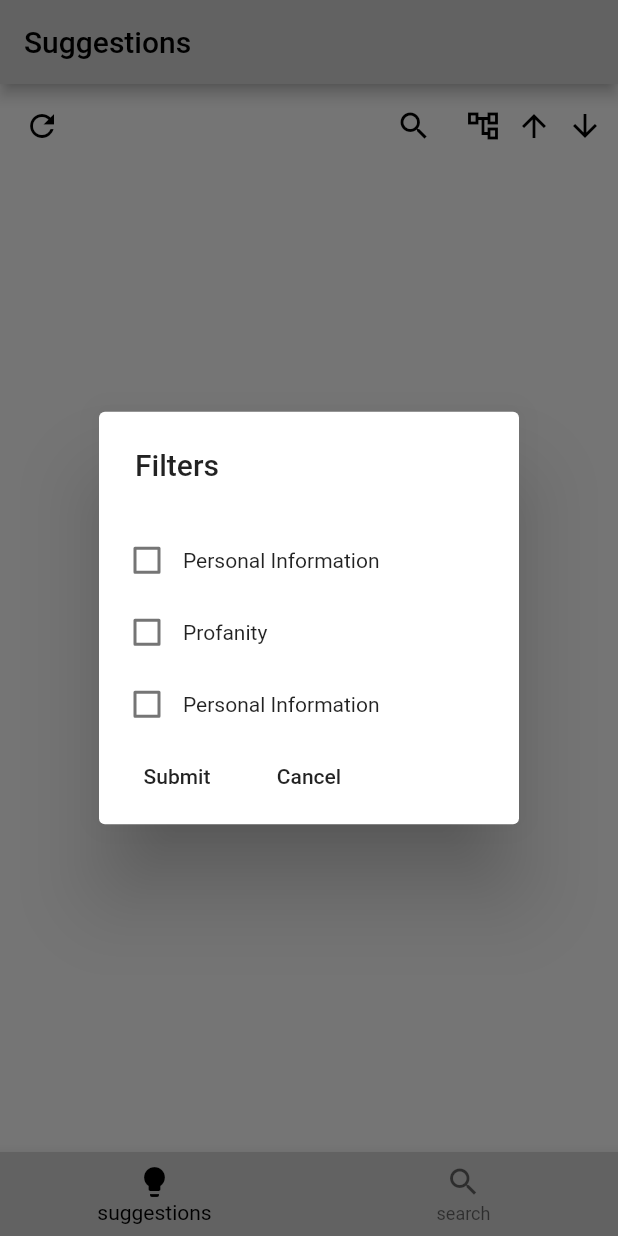
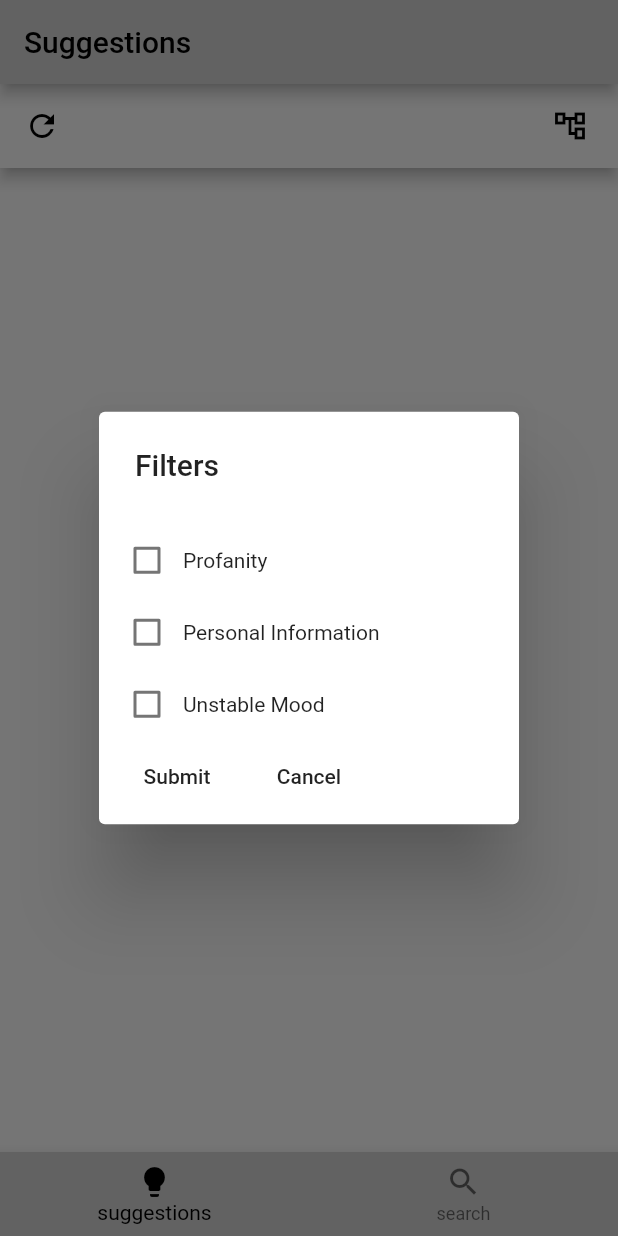
Before and after one commit to choikh0423/yhack2022, a Flutter app: the screen it shows after launch, after a tap on the "account tree" icon, on a phone screen of 412 x 824 dp. Run offline on Flutter 3.47's test engine with Material 2 defaults, Android fonts, the light colour scheme and no system bars; our stand-ins replace cloud_firestore, firebase_analytics, firebase_core; accounts and stored records are empty.

Commit message:
Final UI

```diff
--- a/yhack2022/lib/main.dart
+++ b/yhack2022/lib/main.dart
@@ -35,7 +35,7 @@ class _homepageState extends State<homepage> {
 
   static const List<Widget> _appBarTitle = <Widget>[
     Text('Suggestions', style: (TextStyle(color: Colors.black))),
-    Text('Search',style: (TextStyle(color: Colors.black)))
+    Text('Search', style: (TextStyle(color: Colors.black)))
   ];
 
   void _onItemTapped(int index) {
@@ -63,7 +63,10 @@ class _homepageState extends State<homepage> {
             danger: <String>[],
             layered: false,
           ),
-          search()
+          search(
+            danger: <String>[],
+            layered: false,
+          )
         ],
       ),
       bottomNavigationBar: Container(
@@ -75,7 +78,8 @@ class _homepageState extends State<homepage> {
           items: <BottomNavigationBarItem>[
             BottomNavigationBarItem(
                 backgroundColor: Palette.activeColor,
-                icon: Icon(Icons.lightbulb), label: "suggestions"),
+                icon: Icon(Icons.lightbulb),
+                label: "suggestions"),
             BottomNavigationBarItem(icon: Icon(Icons.search), label: "search"),
           ],
           currentIndex: _selectedIndex,
--- a/yhack2022/lib/search.dart
+++ b/yhack2022/lib/search.dart
@@ -1,5 +1,12 @@
 import 'package:flutter/cupertino.dart';
 import 'package:flutter/material.dart';
+import 'package:cloud_firestore/cloud_firestore.dart';
+import 'package:intl/intl.dart';
+import 'package:url_launcher/url_launcher.dart';
+
+final bool? checked = false;
+final bool? checked2 = false;
+final bool? checked3 = false;
 
 class SearchPage extends StatelessWidget {
   const SearchPage({Key? key}) : super(key: key);
@@ -18,9 +25,15 @@ class SearchPage extends StatelessWidget {
             child: Center(
               child: TextField(
                 decoration: InputDecoration(
-                prefixIcon: Icon(Icons.search,color: Colors.black,),
+                    prefixIcon: Icon(
+                      Icons.search,
+                      color: Colors.black,
+                    ),
                     suffixIcon: IconButton(
-                  icon: Icon(Icons.clear,color: Colors.black,),
+                      icon: Icon(
+                        Icons.clear,
+                        color: Colors.black,
+                      ),
                       onPressed: () {
                         /* Clear the search field */
                       },
@@ -35,7 +48,12 @@ class SearchPage extends StatelessWidget {
 }
 
 class search extends StatefulWidget {
-  const search({Key? key}) : super(key: key);
+  search({Key? key, required this.danger, required this.layered})
+      : super(key: key);
+
+  final List<String> danger;
+  final bool layered;
+  bool is_descending = false;
 
   @override
   State<search> createState() => _searchState();
@@ -46,47 +64,131 @@ class _searchState extends State<search> {
   TextEditingController _textFieldController = TextEditingController();
   int _currentRoute = 0;
 
+  appbarPresence(layered) {
+    if (layered == false) {
+      return AppBar(
+          backgroundColor: Colors.white,
+          leading: GestureDetector(
+            onTap: () {
+              setState(() {});
+            },
+            child: Icon(Icons.refresh, color: Colors.black),
+          ),
+          actions: <Widget>[
+            IconButton(
+                onPressed: () => Navigator.of(context)
+                    .push(MaterialPageRoute(builder: (_) => SearchPage())),
+                icon: Icon(
+                  Icons.search,
+                  color: Colors.black,
+                )),
+            SizedBox(width: 10.0),
+            GestureDetector(
+                onTap: () {
+                  _Filter(context, checked, checked2, checked3);
+                },
+                child: Icon(Icons.account_tree_outlined, color: Colors.black)),
+            SizedBox(width: 10.0),
+            GestureDetector(
+                onTap: () {
+                  setState(() {
+                    _searchState();
+                    widget.is_descending = true;
+                  });
+                },
+                child: Icon(Icons.arrow_upward_sharp, color: Colors.black)),
+            SizedBox(width: 10.0),
+            GestureDetector(
+                onTap: () {
+                  setState(() {
+                    _searchState();
+                    widget.is_descending = false;
+                  });
+                },
+                child: Icon(Icons.arrow_downward_sharp, color: Colors.black)),
+            SizedBox(width: 10.0),
+          ]);
+    } else {
+      return AppBar(
+        backgroundColor: Colors.white,
+        leading: IconButton(
+          icon: Icon(Icons.keyboard_arrow_left_sharp),
+          onPressed: () {
+            Navigator.pop(context);
+          },
+        ),
+      );
+    }
+  }
+
   Widget build(BuildContext context) {
-    bool? checked = false;
-    bool? checked2 = false;
     return Navigator(
       onGenerateRoute: (RouteSettings settings) {
         return MaterialPageRoute(
             settings: settings,
             builder: (BuildContext context) {
               return Scaffold(
-                appBar: AppBar(
+                appBar: appbarPresence(widget.layered),
+                body: ContentList(
+                  danger: widget.danger,
+                  isDescending: widget.is_descending,
+                ),
                 backgroundColor: Colors.white,
-                    leading: GestureDetector(
+              );
+            });
+      },
+    );
+  }
+}
+
+class ContentList extends StatefulWidget {
+  ContentList({Key? key, required this.danger, required this.isDescending})
+      : super(key: key);
+
+  final List<String> danger;
+  final bool isDescending;
+
+  @override
+  State<ContentList> createState() => _ContentListState();
+}
+
+class _ContentListState extends State<ContentList> {
+  Future<QuerySnapshot> get_documents() async {
+    if (widget.danger.length == 0) {
+      return await FirebaseFirestore.instance
+          .collection('content')
+          .orderBy('date_created', descending: widget.isDescending)
+          .get();
+    } else {
+      return await FirebaseFirestore.instance
+          .collection('content')
+          .where('danger', arrayContainsAny: widget.danger)
+          .get();
+    }
+  }
+
+  array_to_string(arr) {
+    String str = "";
+    for (String word in arr) {
+      str = str + " " + word + ",";
+    }
+    return str;
+  }
+
+  @override
+  Widget build(BuildContext context) {
+    return FutureBuilder(
+      future: get_documents(),
+      builder: (context, AsyncSnapshot<QuerySnapshot> snapshot) {
+        if (snapshot.connectionState == ConnectionState.done) {
+          return ListView.builder(
+            itemCount: snapshot.data!.docs.length,
+            padding: EdgeInsets.all(20),
+            itemBuilder: (context, index) {
+              return GestureDetector(
                 onTap: () {
-                        _link(context, ".com");
+                  _link(context, snapshot.data!.docs[index]['url']);
                 },
-                      child: Icon(Icons.refresh,color: Colors.black,),
-                    ),
-                    actions: <Widget>[
-                      IconButton(
-                          onPressed: () => Navigator.of(context).push(
-                              MaterialPageRoute(builder: (_) => SearchPage())),
-                          icon: Icon(Icons.search,color: Colors.black,)),
-                      SizedBox(width: 10.0),
-                      GestureDetector(
-                          onTap: () {
-                            _Filter(context,checked,checked2);
-                          },
-                          child: Icon(Icons.account_tree_outlined,color: Colors.black,)),
-                      SizedBox(width: 10.0),
-                      GestureDetector(
-                          onTap: () {}, child: Icon(Icons.arrow_upward_sharp,color: Colors.black,)),
-                      SizedBox(width: 10.0),
-                      GestureDetector(
-                          onTap: () {},
-                          child: Icon(Icons.arrow_downward_sharp,color: Colors.black,)),
-                      SizedBox(width: 10.0),
-                    ]),
-                body: ListView(
-                  padding: EdgeInsets.all(20),
-                  children: <Widget>[
-                    GestureDetector(
                 child: Container(
                   padding: EdgeInsets.symmetric(vertical: 5),
                   decoration: BoxDecoration(
@@ -94,67 +196,41 @@ class _searchState extends State<search> {
                       bottom: BorderSide(
                           color: Colors.black,
                           style: BorderStyle.solid,
-                                      width: 1.0)),
+                          width: 1.0),
+                    ),
                   ),
                   child: Column(
                       crossAxisAlignment: CrossAxisAlignment.start,
-                                children: <Widget>[
+                      children: [
                         Row(
-                                    children: <Widget>[
-                                      Text("textfield 1: input date"),
+                          children: [
+                            Text(snapshot.data!.docs[index]['date_created']),
                             Spacer(),
                             Icon(
                               Icons.keyboard_arrow_right,
-                                      )
+                            ),
                           ],
                         ),
-                                  Text("textfield 2: input content"),
-                                  Text("textfield 3: input SNS type"),
-                                  Text(
-                                      "textfield 4: input type of content: Post or Comment"),
-                                  Text("textfield 5: input danger_filter"),
-                                ])),
-                        onTap: () {
-                          _link(context, ".com");
-                        }),
-                    GestureDetector(
-                        child: Container(
-                            padding: EdgeInsets.symmetric(vertical: 5),
-                            decoration: BoxDecoration(
-                              border: Border(
-                                  bottom: BorderSide(
-                                      color: Colors.black,
-                                      style: BorderStyle.solid,
-                                      width: 1.0)),
+                        Text("Content: " +
+                            snapshot.data!.docs[index]['content']),
+                        Text("SNS: " + snapshot.data!.docs[index]['sns']),
+                        Text("Type: " + snapshot.data!.docs[index]['type']),
+                        Text("Danger Filter Detection: " +
+                            array_to_string(
+                                snapshot.data!.docs[index]['danger'])),
+                      ]),
                 ),
-                            child: Column(
-                                crossAxisAlignment: CrossAxisAlignment.start,
-                                children: <Widget>[
-                                  Row(
-                                    children: <Widget>[
-                                      Text("textfield 1: input date"),
-                                      Spacer(),
-                                      Icon(
-                                        Icons.keyboard_arrow_right,
-                                      )
-                                    ],
-                                  ),
-                                  Text("textfield 2: input content"),
-                                  Text("textfield 3: input SNS type"),
-                                  Text(
-                                      "textfield 4: input type of content: Post or Comment"),
-                                  Text("textfield 5: input danger_filter"),
-                                ])),
-                        onTap: () {
-                          _link(context, ".com");
-                        }),
-                  ],
-                ),
-                backgroundColor: Colors.white,
               );
-            });
             },
           );
+        } else if (snapshot.connectionState == ConnectionState.none &&
+            snapshot.hasData == null) {
+          return Text("No data");
+        }
+        return Center(child: CircularProgressIndicator());
+      },
+    );
+  }
 }
 
 void _link(BuildContext context, String url) {
@@ -169,6 +245,7 @@ class _searchState extends State<search> {
             child: new Text("OK"),
             onPressed: () {
               Navigator.of(context).pop();
+              _launchURL(url);
             },
           ),
         ],
@@ -177,8 +254,14 @@ class _searchState extends State<search> {
   );
 }
 
-  void _Filter(BuildContext context, bool? checked, bool? checked2) {
+void _launchURL(_url) async {
+  if (!await launch(_url)) throw 'Could not launch $_url';
+}
 
+void _Filter(
+    BuildContext context, bool? checked, bool? checked2, bool? checked3) {
+  final List<String> danger = [];
+  final bool layered = true;
   showDialog(
     context: context,
     builder: (context) {
@@ -189,19 +272,6 @@ class _searchState extends State<search> {
             actions: <Widget>[
               Column(
                 children: [
-                    Row(
-                      children: [
-                        Checkbox(
-                          value: checked,
-                          onChanged: (value) {
-                            setState(() {
-                              checked = value;
-                            });
-                          },
-                        ),
-                        Text('Personal Information'),
-                      ],
-                    ),
                   Row(
                     children: [
                       Checkbox(
@@ -225,13 +295,42 @@ class _searchState extends State<search> {
                           });
                         },
                       ),
-                        Text('Danger-filter'),
+                      Text('Personal Information'),
+                    ],
+                  ),
+                  Row(
+                    children: [
+                      Checkbox(
+                        value: checked3,
+                        onChanged: (value) {
+                          setState(() {
+                            checked3 = value;
+                          });
+                        },
+                      ),
+                      Text('Unstable Mood'),
                     ],
                   ),
                   Row(
                     children: [
                       FlatButton(
-                          onPressed: () => Navigator.pop(context),
+                        onPressed: () {
+                          if (checked == true) {
+                            danger.add('Profanity');
+                          }
+                          if (checked2 == true) {
+                            danger.add('Personal Information');
+                          }
+                          if (checked3 == true) {
+                            danger.add('Unstable Mood');
+                          }
+                          Navigator.pop(context);
+                          Navigator.push(
+                              context,
+                              MaterialPageRoute(
+                                  builder: (context) => search(
+                                      danger: danger, layered: layered)));
+                        },
                         child: Text("Submit"),
                       ),
                       FlatButton(
@@ -249,4 +348,3 @@ class _searchState extends State<search> {
     },
   );
 }
-}
--- a/yhack2022/lib/suggestions.dart
+++ b/yhack2022/lib/suggestions.dart
@@ -3,43 +3,10 @@ import 'package:flutter/material.dart';
 import 'package:cloud_firestore/cloud_firestore.dart';
 import 'package:intl/intl.dart';
 import 'package:url_launcher/url_launcher.dart';
-import 'Palette.dart';
 
 final bool? checked = false;
 final bool? checked2 = false;
-
-class SearchPage extends StatelessWidget {
-  const SearchPage({Key? key}) : super(key: key);
-
-  @override
-  Widget build(BuildContext context) {
-    return Scaffold(
-      appBar: AppBar(
-          backgroundColor: Palette.activeColor,
-          // The search area here
-          title: Container(
-            width: double.infinity,
-            height: 40,
-            decoration: BoxDecoration(
-                color: Colors.white, borderRadius: BorderRadius.circular(5)),
-            child: Center(
-              child: TextField(
-                decoration: InputDecoration(
-                    prefixIcon: Icon(Icons.search),
-                    suffixIcon: IconButton(
-                      icon: Icon(Icons.clear),
-                      onPressed: () {
-                        /* Clear the search field */
-                      },
-                    ),
-                    hintText: 'Search...',
-                    border: InputBorder.none),
-              ),
-            ),
-          )),
-    );
-  }
-}
+final bool? checked3 = false;
 
 class suggestions extends StatefulWidget {
   suggestions({Key? key, required this.danger, required this.layered})
@@ -62,7 +29,6 @@ class _suggestionsState extends State<suggestions> {
     if (layered == false) {
       return AppBar(
           backgroundColor: Colors.white,
-          shadowColor: Colors.transparent,
           leading: GestureDetector(
             onTap: () {
               setState(() {});
@@ -70,28 +36,16 @@ class _suggestionsState extends State<suggestions> {
             child: Icon(Icons.refresh, color: Colors.black),
           ),
           actions: <Widget>[
-            IconButton(
-                onPressed: () => Navigator.of(context)
-                    .push(MaterialPageRoute(builder: (_) => SearchPage())),
-                icon: Icon(Icons.search, color: Colors.black)),
-            SizedBox(width: 10.0),
             GestureDetector(
                 onTap: () {
-                  _Filter(context, checked, checked2);
+                  _Filter(context, checked, checked2, checked3);
                 },
                 child: Icon(Icons.account_tree_outlined, color: Colors.black)),
-            SizedBox(width: 10.0),
-            GestureDetector(
-                onTap: () {},
-                child: Icon(Icons.arrow_upward_sharp, color: Colors.black)),
-            SizedBox(width: 10.0),
-            GestureDetector(
-                onTap: () {},
-                child: Icon(Icons.arrow_downward_sharp, color: Colors.black)),
-            SizedBox(width: 10.0),
+            SizedBox(width: 20.0),
           ]);
     } else {
       return AppBar(
+        backgroundColor: Colors.white,
         leading: IconButton(
           icon: Icon(Icons.keyboard_arrow_left_sharp),
           onPressed: () {
@@ -111,7 +65,9 @@ class _suggestionsState extends State<suggestions> {
               return Scaffold(
                 appBar: appbarPresence(widget.layered),
                 body: ContentList(
-                    danger: widget.danger, isDescending: widget.is_descending),
+                  danger: widget.danger,
+                  isDescending: widget.is_descending,
+                ),
                 backgroundColor: Colors.white,
               );
             });
@@ -133,11 +89,10 @@ class ContentList extends StatefulWidget {
 
 class _ContentListState extends State<ContentList> {
   Future<QuerySnapshot> get_documents() async {
-    print(widget.danger);
     if (widget.danger.length == 0) {
       return await FirebaseFirestore.instance
           .collection('content')
-          .orderBy('date_created', descending: widget.isDescending)
+          .orderBy('level', descending: true)
           .get();
     } else {
       return await FirebaseFirestore.instance
@@ -161,7 +116,6 @@ class _ContentListState extends State<ContentList> {
       future: get_documents(),
       builder: (context, AsyncSnapshot<QuerySnapshot> snapshot) {
         if (snapshot.connectionState == ConnectionState.done) {
-          print(snapshot.data);
           return ListView.builder(
             itemCount: snapshot.data!.docs.length,
             padding: EdgeInsets.all(20),
@@ -192,13 +146,16 @@ class _ContentListState extends State<ContentList> {
                             ),
                           ],
                         ),
-                        Text("textfield 2: " +
+                        Text(
+                            "Threat Level: " +
+                                snapshot.data!.docs[index]['level'].toString(),
+                            style: TextStyle(
+                                fontSize: 16, fontWeight: FontWeight.bold)),
+                        Text("Content: " +
                             snapshot.data!.docs[index]['content']),
-                        Text("textfield 3: " +
-                            snapshot.data!.docs[index]['sns']),
-                        Text("textfield 4: " +
-                            snapshot.data!.docs[index]['type']),
-                        Text("textfield 5: input_danger_filter: " +
+                        Text("SNS: " + snapshot.data!.docs[index]['sns']),
+                        Text("Type: " + snapshot.data!.docs[index]['type']),
+                        Text("Danger Filter Detection: " +
                             array_to_string(
                                 snapshot.data!.docs[index]['danger'])),
                       ]),
@@ -241,7 +198,8 @@ void _launchURL(_url) async {
   if (!await launch(_url)) throw 'Could not launch $_url';
 }
 
-void _Filter(BuildContext context, bool? checked, bool? checked2) {
+void _Filter(
+    BuildContext context, bool? checked, bool? checked2, bool? checked3) {
   final List<String> danger = [];
   final bool layered = true;
   showDialog(
@@ -264,19 +222,6 @@ void _Filter(BuildContext context, bool? checked, bool? checked2) {
                           });
                         },
                       ),
-                      Text('Personal Information'),
-                    ],
-                  ),
-                  Row(
-                    children: [
-                      Checkbox(
-                        value: checked,
-                        onChanged: (value) {
-                          setState(() {
-                            checked = value;
-                          });
-                        },
-                      ),
                       Text('Profanity'),
                     ],
                   ),
@@ -288,10 +233,22 @@ void _Filter(BuildContext context, bool? checked, bool? checked2) {
                           setState(() {
                             checked2 = value;
                           });
-                          print(checked2);
                         },
                       ),
                       Text('Personal Information'),
+                    ],
+                  ),
+                  Row(
+                    children: [
+                      Checkbox(
+                        value: checked3,
+                        onChanged: (value) {
+                          setState(() {
+                            checked3 = value;
+                          });
+                        },
+                      ),
+                      Text('Unstable Mood'),
                     ],
                   ),
                   Row(
@@ -303,6 +260,9 @@ void _Filter(BuildContext context, bool? checked, bool? checked2) {
                           }
                           if (checked2 == true) {
                             danger.add('Personal Information');
+                          }
+                          if (checked3 == true) {
+                            danger.add('Unstable Mood');
                           }
                           Navigator.pop(context);
                           Navigator.push(
```
Lines whose indentation alone changed are shown as unchanged.
